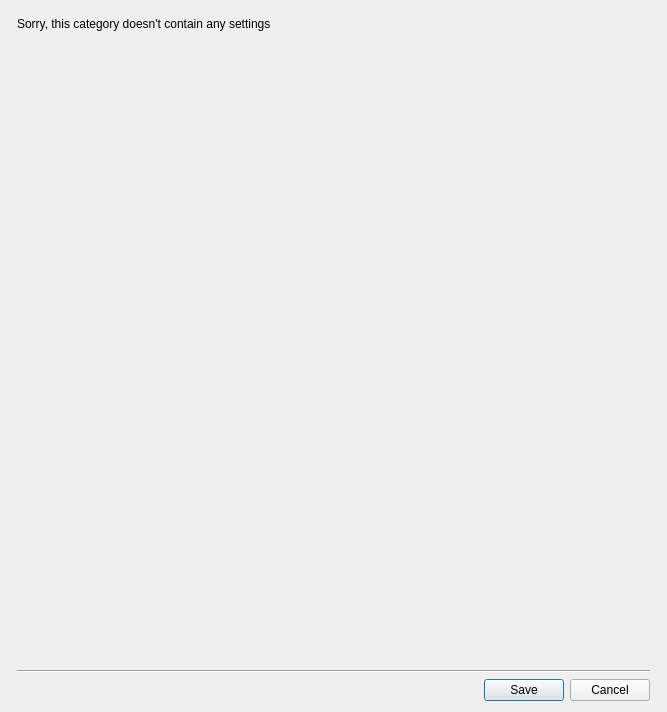
Before: the Qt Designer form src/corelayers/xsettingsdialog/xsettingsdialog.ui in euroelessar/qutim, drawn with Qt 5.
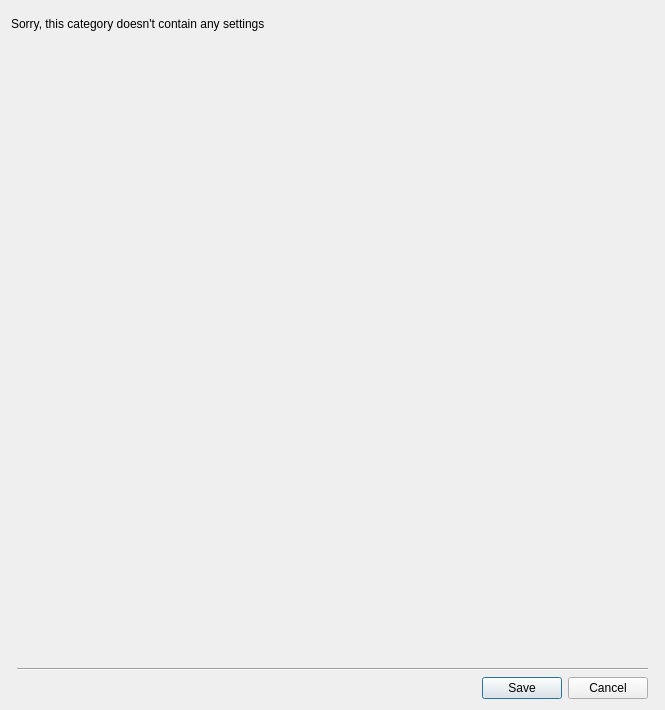
After: the same form once the commit is applied. Custom widgets are drawn as their Qt base class.

The edit to the form file:
```diff
--- a/src/corelayers/xsettingsdialog/xsettingsdialog.ui
+++ b/src/corelayers/xsettingsdialog/xsettingsdialog.ui
@@ -6,8 +6,8 @@
    <rect>
     <x>0</x>
     <y>0</y>
-    <width>667</width>
-    <height>712</height>
+    <width>665</width>
+    <height>710</height>
    </rect>
   </property>
   <property name="windowTitle">
@@ -23,10 +23,10 @@
    <item row="1" column="0">
     <layout class="QGridLayout" name="gridLayout">
      <property name="leftMargin">
-      <number>6</number>
+      <number>0</number>
      </property>
      <property name="rightMargin">
-      <number>6</number>
+      <number>0</number>
      </property>
      <property name="bottomMargin">
       <number>0</number>
```
